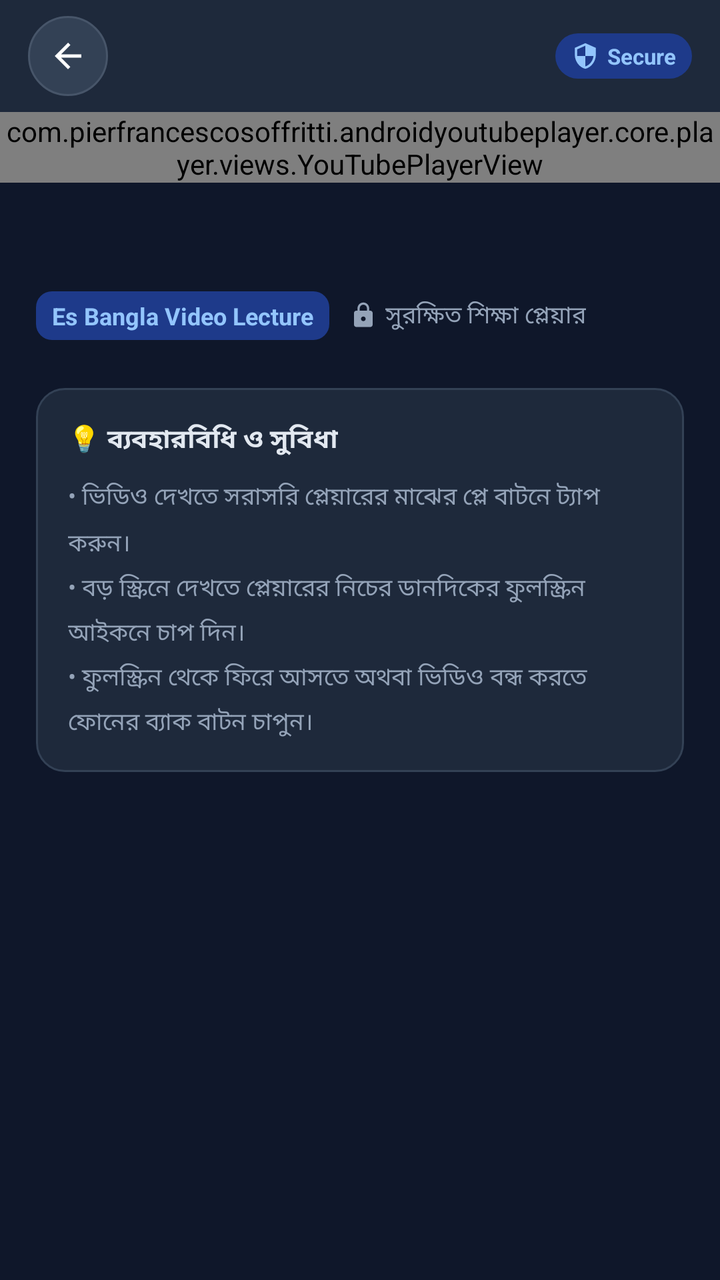
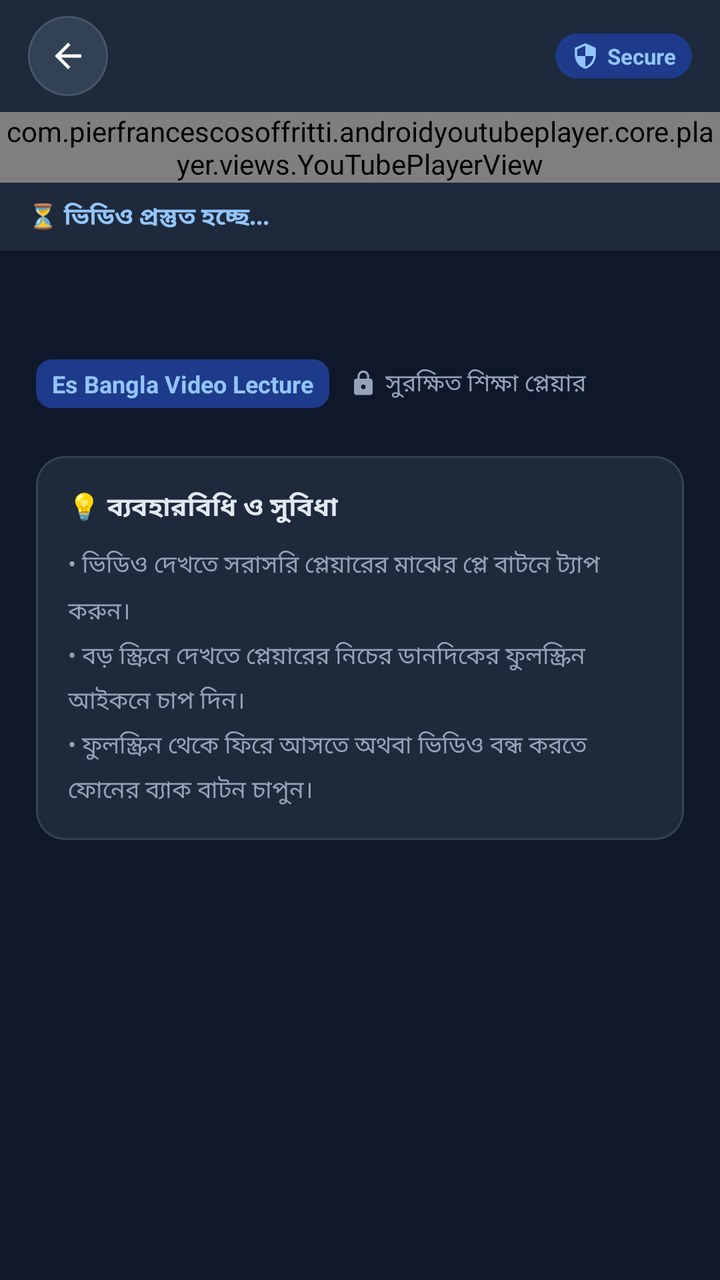

The first picture is an Android layout as it rendered before a commit; the second is the same layout after the commit. The layout source and the unified diff follow.
<!-- AndroidManifest.xml: activity theme PlayerTheme -->
<!-- res/layout/activity_native_video_player.xml -->
<?xml version="1.0" encoding="utf-8"?>
<FrameLayout xmlns:android="http://schemas.android.com/apk/res/android"
    android:id="@+id/rootContainer"
    android:layout_width="match_parent"
    android:layout_height="match_parent"
    android:background="#0F172A">

    
    <LinearLayout
        android:id="@+id/normalLayout"
        android:layout_width="match_parent"
        android:layout_height="match_parent"
        android:orientation="vertical">

        
        <LinearLayout
            android:id="@+id/headerLayout"
            android:layout_width="match_parent"
            android:layout_height="56dp"
            android:background="#1E293B"
            android:gravity="center_vertical"
            android:orientation="horizontal"
            android:paddingStart="14dp"
            android:paddingEnd="14dp">

            
            <FrameLayout
                android:id="@+id/btnBack"
                android:layout_width="40dp"
                android:layout_height="40dp"
                android:background="@drawable/bg_back_button"
                android:clickable="true"
                android:focusable="true">

                <ImageView
                    android:layout_width="20dp"
                    android:layout_height="20dp"
                    android:layout_gravity="center"
                    android:src="@drawable/ic_arrow_back"
                    android:contentDescription="Back" />
            </FrameLayout>

            
            <TextView
                android:id="@+id/tvHeaderTitle"
                android:layout_width="0dp"
                android:layout_height="wrap_content"
                android:layout_weight="1"
                android:layout_marginStart="14dp"
                android:layout_marginEnd="10dp"
                android:ellipsize="end"
                android:maxLines="1"
                android:textColor="#FFFFFF"
                android:textSize="16sp"
                android:textStyle="bold" />

            
            <LinearLayout
                android:layout_width="wrap_content"
                android:layout_height="wrap_content"
                android:background="@drawable/bg_secure_badge"
                android:gravity="center_vertical"
                android:orientation="horizontal"
                android:paddingStart="8dp"
                android:paddingTop="4dp"
                android:paddingEnd="8dp"
                android:paddingBottom="4dp">

                <ImageView
                    android:layout_width="14dp"
                    android:layout_height="14dp"
                    android:src="@drawable/ic_shield"
                    android:contentDescription="Secure" />

                <TextView
                    android:layout_width="wrap_content"
                    android:layout_height="wrap_content"
                    android:layout_marginStart="4dp"
                    android:text="Secure"
                    android:textColor="#93C5FD"
                    android:textSize="11sp"
                    android:textStyle="bold" />
            </LinearLayout>
        </LinearLayout>

        
        <com.pierfrancescosoffritti.androidyoutubeplayer.core.player.views.YouTubePlayerView
            android:id="@+id/youtubePlayerView"
            android:layout_width="match_parent"
            android:layout_height="wrap_content" />

        
        <ScrollView
            android:id="@+id/contentScrollView"
            android:layout_width="match_parent"
            android:layout_height="0dp"
            android:layout_weight="1"
            android:fillViewport="true">

            <LinearLayout
                android:layout_width="match_parent"
                android:layout_height="wrap_content"
                android:orientation="vertical"
                android:padding="18dp">

                
                <TextView
                    android:id="@+id/tvVideoTitle"
                    android:layout_width="match_parent"
                    android:layout_height="wrap_content"
                    android:lineSpacingMultiplier="1.25"
                    android:textColor="#FFFFFF"
                    android:textSize="18sp"
                    android:textStyle="bold" />

                
                <LinearLayout
                    android:layout_width="match_parent"
                    android:layout_height="wrap_content"
                    android:layout_marginTop="12dp"
                    android:gravity="center_vertical"
                    android:orientation="horizontal">

                    <TextView
                        android:layout_width="wrap_content"
                        android:layout_height="wrap_content"
                        android:background="@drawable/bg_lecture_badge"
                        android:paddingStart="8dp"
                        android:paddingTop="4dp"
                        android:paddingEnd="8dp"
                        android:paddingBottom="4dp"
                        android:text="Es Bangla Video Lecture"
                        android:textColor="#93C5FD"
                        android:textSize="12sp"
                        android:textStyle="bold" />

                    <ImageView
                        android:layout_width="14dp"
                        android:layout_height="14dp"
                        android:layout_marginStart="10dp"
                        android:src="@drawable/ic_lock"
                        android:contentDescription="Protected" />

                    <TextView
                        android:layout_width="wrap_content"
                        android:layout_height="wrap_content"
                        android:layout_marginStart="4dp"
                        android:text="সুরক্ষিত শিক্ষা প্লেয়ার"
                        android:textColor="#94A3B8"
                        android:textSize="12sp" />
                </LinearLayout>

                
                <LinearLayout
                    android:layout_width="match_parent"
                    android:layout_height="wrap_content"
                    android:layout_marginTop="24dp"
                    android:background="@drawable/bg_info_card"
                    android:orientation="vertical"
                    android:padding="16dp">

                    <TextView
                        android:layout_width="wrap_content"
                        android:layout_height="wrap_content"
                        android:text="💡 ব্যবহারবিধি ও সুবিধা"
                        android:textColor="#E2E8F0"
                        android:textSize="13sp"
                        android:textStyle="bold" />

                    <TextView
                        android:layout_width="match_parent"
                        android:layout_height="wrap_content"
                        android:layout_marginTop="10dp"
                        android:lineSpacingMultiplier="1.4"
                        android:text="• ভিডিও দেখতে সরাসরি প্লেয়ারের মাঝের প্লে বাটনে ট্যাপ করুন।\n• বড় স্ক্রিনে দেখতে প্লেয়ারের নিচের ডানদিকের ফুলস্ক্রিন আইকনে চাপ দিন।\n• ফুলস্ক্রিন থেকে ফিরে আসতে অথবা ভিডিও বন্ধ করতে ফোনের ব্যাক বাটন চাপুন।"
                        android:textColor="#94A3B8"
                        android:textSize="12sp" />
                </LinearLayout>
            </LinearLayout>
        </ScrollView>
    </LinearLayout>

    
    <FrameLayout
        android:id="@+id/fullscreenContainer"
        android:layout_width="match_parent"
        android:layout_height="match_parent"
        android:visibility="gone" />

</FrameLayout>
<!-- resources referenced by this layout -->
<resources>
  <!-- drawable bg_back_button (drawable) -->
  <shape xmlns:android="http://schemas.android.com/apk/res/android"
      android:shape="oval">
      <solid android:color="#334155"/>
      <stroke android:width="1dp" android:color="#475569"/>
  </shape>
  <!-- drawable bg_info_card (drawable) -->
  <shape xmlns:android="http://schemas.android.com/apk/res/android"
      android:shape="rectangle">
      <solid android:color="#1E293B"/>
      <stroke android:width="1dp" android:color="#334155"/>
      <corners android:radius="14dp"/>
  </shape>
  <!-- drawable bg_lecture_badge (drawable) -->
  <shape xmlns:android="http://schemas.android.com/apk/res/android"
      android:shape="rectangle">
      <solid android:color="#1E3A8A"/>
      <corners android:radius="8dp"/>
  </shape>
  <!-- drawable bg_secure_badge (drawable) -->
  <shape xmlns:android="http://schemas.android.com/apk/res/android"
      android:shape="rectangle">
      <solid android:color="#1E3A8A"/>
      <corners android:radius="12dp"/>
  </shape>
  <!-- drawable ic_arrow_back (drawable) -->
  <vector xmlns:android="http://schemas.android.com/apk/res/android"
      android:width="24dp"
      android:height="24dp"
      android:viewportWidth="24"
      android:viewportHeight="24">
      <path
          android:fillColor="#FFFFFFFF"
          android:pathData="M20,11H7.83l5.59,-5.59L12,4l-8,8 8,8 1.41,-1.41L7.83,13H20v-2z"/>
  </vector>
  <!-- drawable ic_lock (drawable) -->
  <vector xmlns:android="http://schemas.android.com/apk/res/android"
      android:width="16dp"
      android:height="16dp"
      android:viewportWidth="24"
      android:viewportHeight="24">
      <path
          android:fillColor="#FF94A3B8"
          android:pathData="M18,8h-1V6c0,-2.76 -2.24,-5 -5,-5S7,3.24 7,6v2H6c-1.1,0 -2,0.9 -2,2v10c0,1.1 0.9,2 2,2h12c1.1,0 2,-0.9 2,-2V10c0,-1.1 -0.9,-2 -2,-2zm-6,9c-1.1,0 -2,-0.9 -2,-2s0.9,-2 2,-2 2,0.9 2,2 -0.9,2 -2,2zm3.1,-9H8.9V6c0,-1.71 1.39,-3.1 3.1,-3.1 1.71,0 3.1,1.39 3.1,3.1v2z"/>
  </vector>
  <!-- drawable ic_shield (drawable) -->
  <vector xmlns:android="http://schemas.android.com/apk/res/android"
      android:width="16dp"
      android:height="16dp"
      android:viewportWidth="24"
      android:viewportHeight="24">
      <path
          android:fillColor="#FF93C5FD"
          android:pathData="M12,1L3,5v6c0,5.55 3.84,10.74 9,12 5.16,-1.26 9,-6.45 9,-12V5l-9,-4zm0,10.99h7c-0.53,4.12 -3.28,7.79 -7,8.94V12H5V6.3l7,-3.11v8.8z"/>
  </vector>
  <style name="PlayerTheme" parent="Theme.AppCompat.DayNight.NoActionBar">
          <item name="android:windowBackground">#0F172A</item>
          <item name="android:statusBarColor">#1E293B</item>
      </style>
</resources>

<!-- the commit's change to res/layout/activity_native_video_player.xml (unified diff, before → after) -->
@@ -88,6 +88,29 @@
             android:id="@+id/youtubePlayerView"
             android:layout_width="match_parent"
             android:layout_height="wrap_content" />
+
+        
+        <LinearLayout
+            android:id="@+id/statusContainer"
+            android:layout_width="match_parent"
+            android:layout_height="wrap_content"
+            android:background="#1E293B"
+            android:orientation="horizontal"
+            android:paddingStart="14dp"
+            android:paddingTop="8dp"
+            android:paddingEnd="14dp"
+            android:paddingBottom="8dp"
+            android:gravity="center_vertical">
+
+            <TextView
+                android:id="@+id/tvPlayerStatus"
+                android:layout_width="match_parent"
+                android:layout_height="wrap_content"
+                android:text="⏳ ভিডিও প্রস্তুত হচ্ছে..."
+                android:textColor="#93C5FD"
+                android:textSize="12sp"
+                android:textStyle="bold" />
+        </LinearLayout>
 
         
         <ScrollView
